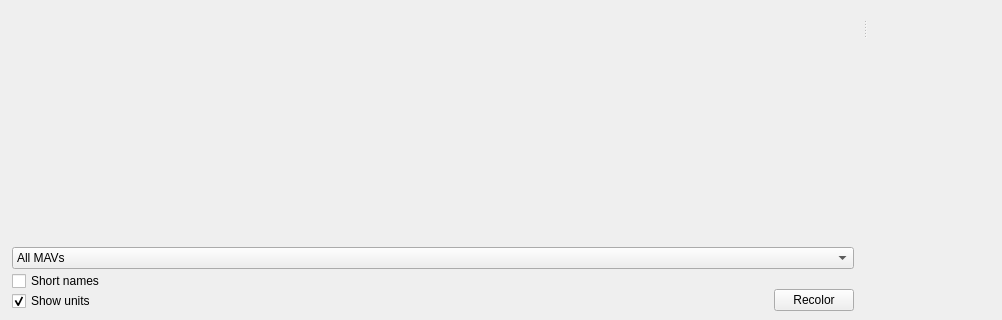
The window that src/ui/Linechart.ui (mavlink/qgroundcontrol) describes before a commit, drawn with Qt 5; both pictures show x 0 to 1002 and y 265 to 585 of the 1337 by 585 pixel window.
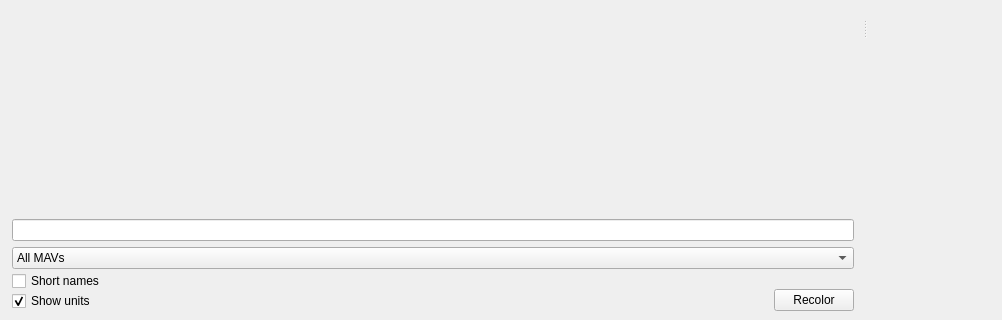
The same window after the commit.

Commit message: add textbox for filtering

Patch:
```diff
--- a/src/ui/Linechart.ui
+++ b/src/ui/Linechart.ui
@@ -47,7 +47,7 @@
       <number>10</number>
      </property>
      <widget class="QWidget" name="curveGroupBox" native="true">
-      <layout class="QGridLayout" name="gridLayout" rowstretch="50,0">
+      <layout class="QGridLayout" name="gridLayout" rowstretch="50,0,0">
        <property name="leftMargin">
         <number>6</number>
        </property>
@@ -103,14 +103,14 @@
            <rect>
             <x>0</x>
             <y>0</y>
-            <width>884</width>
-            <height>491</height>
+            <width>948</width>
+            <height>454</height>
            </rect>
           </property>
          </widget>
         </widget>
        </item>
-       <item row="1" column="0">
+       <item row="2" column="0">
         <layout class="QVBoxLayout" name="verticalLayout_2">
          <property name="spacing">
           <number>2</number>
@@ -218,6 +218,9 @@
          </item>
         </layout>
        </item>
+       <item row="1" column="0">
+        <widget class="QLineEdit" name="plotFilterLineEdit"/>
+       </item>
       </layout>
      </widget>
      <widget class="QWidget" name="diagramGroupBox" native="true"/>
```
